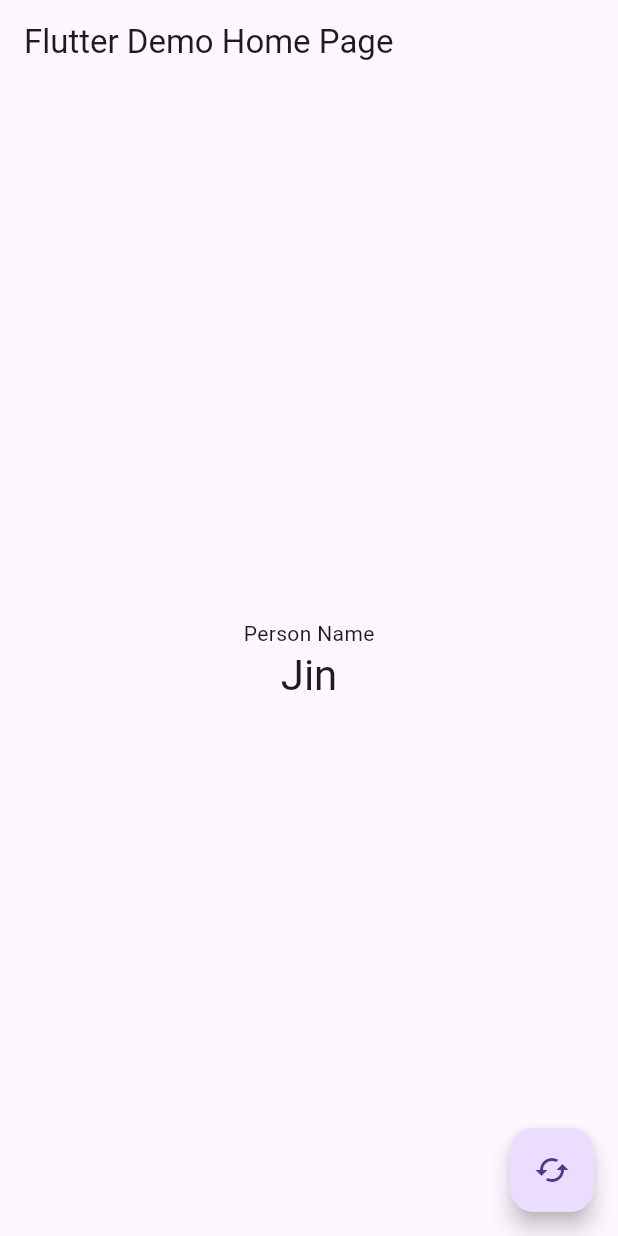
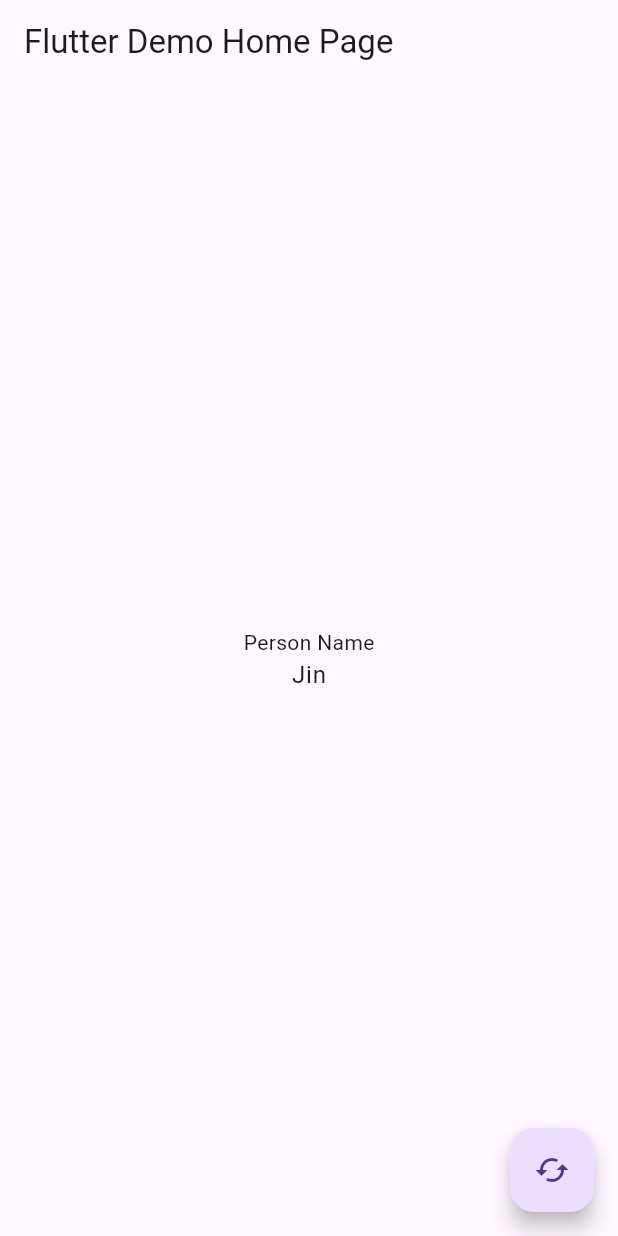
Before and after one commit to JosephNK/dart_object_extension, a Flutter app: the screen it shows after launch, on a phone screen of 412 x 824 dp. Run offline on Flutter 3.47's test engine with Material 3 defaults, Android fonts, the phone set to English and light mode, and no system bars; missing offline and left inert: analyzer, build, source_gen.

Commit message:
feat: Update example.

```diff
--- a/dart_object_extension/example/lib/main.dart
+++ b/dart_object_extension/example/lib/main.dart
@@ -62,7 +62,7 @@ class _MyHomePageState extends State<MyHomePage> {
             ),
             Text(
               _person.name,
-              style: Theme.of(context).textTheme.headline4,
+              style: Theme.of(context).textTheme.bodyLarge,
             ),
           ],
         ),
```
Also changed, not shown: dart_object_extension/example/lib/models/person_generic.g.dart.
